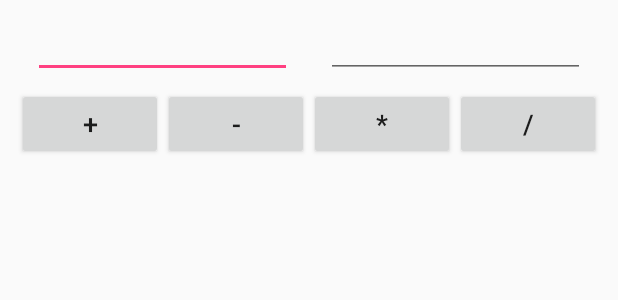
After one commit to Darsha1509/HW_05.10.2017, an Android app: the layout activity_calculator.xml on its own in the app's theme, with its tools: preview values and no code run, on a phone screen of 412 x 824 dp. The commit adds this screen. Shown: the top 300 px of the screen. Run offline under Robolectric (Android 15) with nearby library versions, the phone set to English and light mode, and no system bars.

Commit message:
add calculate functional

```diff
--- a/app/src/main/AndroidManifest.xml
+++ b/app/src/main/AndroidManifest.xml
@@ -16,6 +16,8 @@
                 <category android:name="android.intent.category.LAUNCHER"/>
             </intent-filter>
         </activity>
+        <activity android:name="CalculatorActivity">
+        </activity>
     </application>
 
 </manifest>
--- /dev/null
+++ b/app/src/main/res/layout/activity_calculator.xml
@@ -0,0 +1,79 @@
+<?xml version="1.0" encoding="utf-8"?>
+<LinearLayout
+    xmlns:android="http://schemas.android.com/apk/res/android"
+    android:orientation="vertical"
+    android:layout_width="match_parent"
+    android:layout_height="match_parent">
+    <LinearLayout
+        android:layout_width="match_parent"
+        android:layout_height="wrap_content"
+        android:layout_marginLeft="10pt"
+        android:layout_marginRight="10pt"
+        android:layout_marginTop="3pt">
+        <EditText
+            android:layout_weight="1"
+            android:layout_height="wrap_content"
+            android:layout_marginRight="5pt"
+            android:id="@+id/left_edit_text"
+            android:layout_width="match_parent"
+            android:inputType="numberDecimal">
+        </EditText>
+        <EditText
+            android:layout_height="wrap_content"
+            android:layout_weight="1"
+            android:layout_marginLeft="5pt"
+            android:id="@+id/right_edit_text"
+            android:layout_width="match_parent"
+            android:inputType="numberDecimal">
+        </EditText>
+    </LinearLayout>
+    <LinearLayout
+        android:layout_width="match_parent"
+        android:layout_height="wrap_content"
+        android:layout_marginTop="3pt"
+        android:layout_marginLeft="5pt"
+        android:layout_marginRight="5pt">
+        <Button
+            android:layout_height="wrap_content"
+            android:layout_width="match_parent"
+            android:layout_weight="1"
+            android:text="+"
+            android:textSize="8pt"
+            android:id="@+id/add_btn">
+        </Button>
+        <Button
+            android:layout_height="wrap_content"
+            android:layout_width="match_parent"
+            android:layout_weight="1"
+            android:text="-"
+            android:textSize="8pt"
+            android:id="@+id/dif_btn">
+        </Button>
+        <Button
+            android:layout_height="wrap_content"
+            android:layout_width="match_parent"
+            android:layout_weight="1"
+            android:text="*"
+            android:textSize="8pt"
+            android:id="@+id/mult_btn">
+        </Button>
+        <Button
+            android:layout_height="wrap_content"
+            android:layout_width="match_parent"
+            android:layout_weight="1"
+            android:text="/"
+            android:textSize="8pt"
+            android:id="@+id/div_btn">
+        </Button>
+    </LinearLayout>
+    <TextView
+        android:layout_height="wrap_content"
+        android:layout_width="match_parent"
+        android:layout_marginLeft="5pt"
+        android:layout_marginRight="5pt"
+        android:textSize="12pt"
+        android:layout_marginTop="3pt"
+        android:id="@+id/result_text_view"
+        android:gravity="center_horizontal">
+    </TextView>
+</LinearLayout>
--- a/app/src/main/res/values/strings.xml
+++ b/app/src/main/res/values/strings.xml
@@ -1,3 +1,5 @@
 <resources>
     <string name="app_name">HW_05.10.2017</string>
+
+    <string name="div_0">Division by zero!</string>
 </resources>
```
Also changed, not shown: app/src/main/java/com/github/darsha1509/hw_05102017/Calculator.java (added, +42 -0 lines), app/src/main/java/com/github/darsha1509/hw_05102017/CalculatorActivity.java (added, +78 -0 lines), app/src/main/java/com/github/darsha1509/hw_05102017/ICalculator.java (added, +13 -0 lines), app/src/main/java/com/github/darsha1509/hw_05102017/MainActivity.java (+7 -0 lines).
